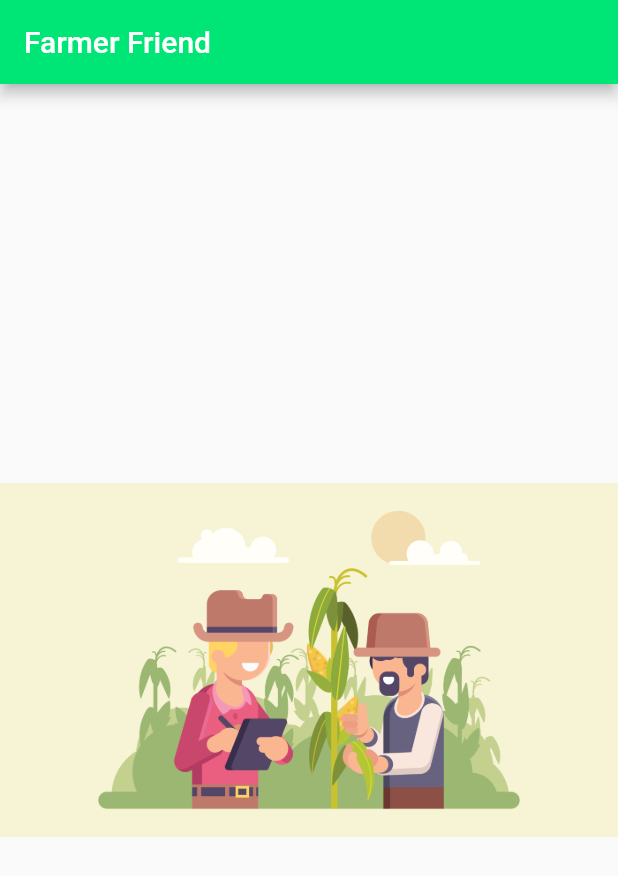
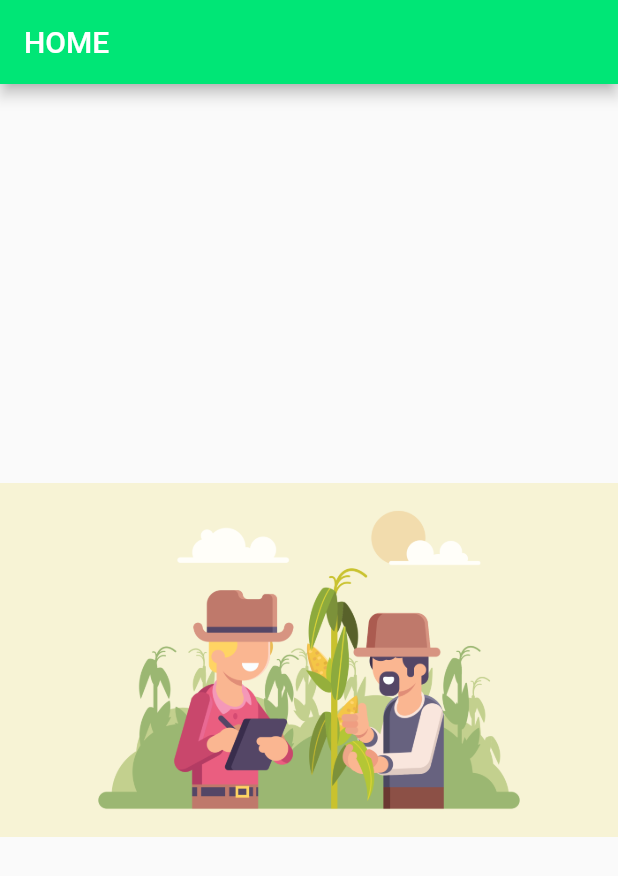
Before and after one commit to ravikiran6763/FarmerFriend, a Flutter app: the screen it shows after launch, on a phone screen of 412 x 824 dp. Shown: the top 876 px of the screen. Run offline on Flutter 3.47's test engine with Material 2 defaults, Android fonts, the phone set to English and light mode, and no system bars.

Commit message:
setting up for firestore

```diff
--- a/lib/main.dart
+++ b/lib/main.dart
@@ -4,7 +4,7 @@ void main() {
   runApp(MaterialApp(
     home: Scaffold(
       appBar: AppBar(
-        title: Text('Farmer Friend'),
+        title: Text('HOME'),
         backgroundColor: Colors.greenAccent[400],
       ),
       body: Center(
--- a/pubspec.yaml
+++ b/pubspec.yaml
@@ -11,10 +11,11 @@ environment:
 dependencies:
   flutter:
     sdk: flutter
+  cloud_firestore: ^0.12.7
 
   cupertino_icons: ^0.1.3
-    cloud_firestore: ^0.12.7
-    firebase_auth: ^0.11.1+7
+    # cloud_firestore: ^0.12.7
+    # firebase_auth: ^0.11.1+7
 
 dev_dependencies:
   flutter_test:
```
Also changed, not shown: pubspec.lock, 2 other files.
